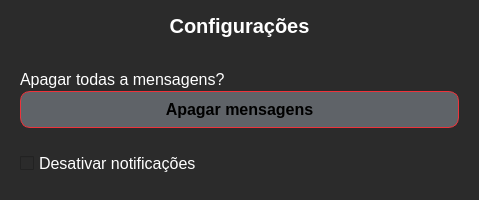
ryanbsdeveloper/opensource-chat, file .ui/conf.ui: the form before one commit.
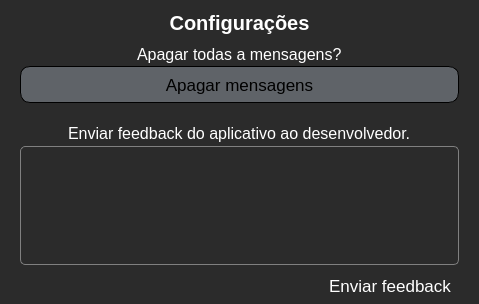
The form after the commit. Icons and pictures are not drawn.

Commit message: layouts and functions finalized

```diff
--- a/.ui/conf.ui
+++ b/.ui/conf.ui
@@ -10,13 +10,13 @@
     <x>0</x>
     <y>0</y>
     <width>479</width>
-    <height>200</height>
+    <height>304</height>
    </rect>
   </property>
   <property name="minimumSize">
    <size>
     <width>479</width>
-    <height>200</height>
+    <height>304</height>
    </size>
   </property>
   <property name="maximumSize">
@@ -63,6 +63,9 @@
       <enum>QFrame::Raised</enum>
      </property>
      <layout class="QVBoxLayout" name="verticalLayout_2">
+      <property name="spacing">
+       <number>10</number>
+      </property>
       <property name="topMargin">
        <number>0</number>
       </property>
@@ -105,7 +108,7 @@
         </property>
         <layout class="QVBoxLayout" name="verticalLayout_3">
          <property name="spacing">
-          <number>0</number>
+          <number>21</number>
          </property>
          <property name="leftMargin">
           <number>0</number>
@@ -135,7 +138,7 @@
            </property>
            <layout class="QVBoxLayout" name="verticalLayout_4">
             <property name="spacing">
-             <number>0</number>
+             <number>2</number>
             </property>
             <property name="leftMargin">
              <number>0</number>
@@ -149,7 +152,7 @@
             <property name="bottomMargin">
              <number>0</number>
             </property>
-            <item>
+            <item alignment="Qt::AlignHCenter">
              <widget class="QLabel" name="label_2">
               <property name="font">
                <font>
@@ -174,9 +177,9 @@
               </property>
               <property name="font">
                <font>
-                <pointsize>12</pointsize>
-                <weight>75</weight>
-                <bold>true</bold>
+                <pointsize>13</pointsize>
+                <weight>50</weight>
+                <bold>false</bold>
                </font>
               </property>
               <property name="cursor">
@@ -187,7 +190,7 @@
 
 QPushButton{
 background-color:#5f6368;
-border:1px solid rgb(237, 51, 59);
+border:1px solid ;
 border-radius:10px;
 outline:0
 }
@@ -208,7 +211,7 @@
            <property name="maximumSize">
             <size>
              <width>16777215</width>
-             <height>30</height>
+             <height>1100</height>
             </size>
            </property>
            <property name="frameShape">
@@ -219,7 +222,7 @@
            </property>
            <layout class="QVBoxLayout" name="verticalLayout_5">
             <property name="spacing">
-             <number>0</number>
+             <number>3</number>
             </property>
             <property name="leftMargin">
              <number>0</number>
@@ -233,24 +236,119 @@
             <property name="bottomMargin">
              <number>0</number>
             </property>
-            <item>
-             <widget class="QCheckBox" name="checkBox_notificacoes">
+            <item alignment="Qt::AlignHCenter">
+             <widget class="QLabel" name="label_3">
               <property name="font">
                <font>
                 <pointsize>12</pointsize>
                </font>
               </property>
               <property name="styleSheet">
+               <string notr="true">color:white</string>
+              </property>
+              <property name="text">
+               <string>Enviar feedback do aplicativo ao desenvolvedor.</string>
+              </property>
+             </widget>
+            </item>
+            <item>
+             <widget class="QTextEdit" name="texto_feedback">
+              <property name="styleSheet">
                <string notr="true">
-QCheckBox{
-color:white;outline:0
+QTextEdit{
+padding:3px;color:white;
+border-radius:5px;border:1px solid gray;
+outline:0
+}
+QTextEdit:focus{
+border:1px solid rgb(32, 47, 177)
 }</string>
               </property>
-              <property name="text">
-               <string>Desativar notificações</string>
+              <property name="frameShape">
+               <enum>QFrame::NoFrame</enum>
               </property>
              </widget>
             </item>
+            <item>
+             <widget class="QFrame" name="frame_5">
+              <property name="frameShape">
+               <enum>QFrame::NoFrame</enum>
+              </property>
+              <property name="frameShadow">
+               <enum>QFrame::Raised</enum>
+              </property>
+              <layout class="QHBoxLayout" name="horizontalLayout">
+               <property name="spacing">
+                <number>0</number>
+               </property>
+               <property name="leftMargin">
+                <number>0</number>
+               </property>
+               <property name="topMargin">
+                <number>0</number>
+               </property>
+               <property name="rightMargin">
+                <number>0</number>
+               </property>
+               <property name="bottomMargin">
+                <number>0</number>
+               </property>
+               <item>
+                <widget class="QLabel" name="saida">
+                 <property name="font">
+                  <font>
+                   <pointsize>12</pointsize>
+                   <weight>75</weight>
+                   <bold>true</bold>
+                  </font>
+                 </property>
+                 <property name="styleSheet">
+                  <string notr="true">color: rgb(11, 166, 15);</string>
+                 </property>
+                 <property name="text">
+                  <string/>
+                 </property>
+                </widget>
+               </item>
+               <item alignment="Qt::AlignRight">
+                <widget class="QPushButton" name="btn_feedback">
+                 <property name="font">
+                  <font>
+                   <pointsize>13</pointsize>
+                   <weight>50</weight>
+                   <bold>false</bold>
+                  </font>
+                 </property>
+                 <property name="cursor">
+                  <cursorShape>PointingHandCursor</cursorShape>
+                 </property>
+                 <property name="styleSheet">
+                  <string notr="true">QPushButton{
+border-radius:10px;
+padding:8px;
+outline:0;
+color:white
+}
+</string>
+                 </property>
+                 <property name="text">
+                  <string>Enviar feedback</string>
+                 </property>
+                 <property name="icon">
+                  <iconset resource="../resources/resources.qrc">
+                   <normaloff>:/icons/paper-plane-solid.svg</normaloff>:/icons/paper-plane-solid.svg</iconset>
+                 </property>
+                 <property name="iconSize">
+                  <size>
+                   <width>20</width>
+                   <height>20</height>
+                  </size>
+                 </property>
+                </widget>
+               </item>
+              </layout>
+             </widget>
+            </item>
            </layout>
           </widget>
          </item>
```
Left out of the diff: 7 changed lines with no effect on the pictures. The commit also changes 18 other files.
